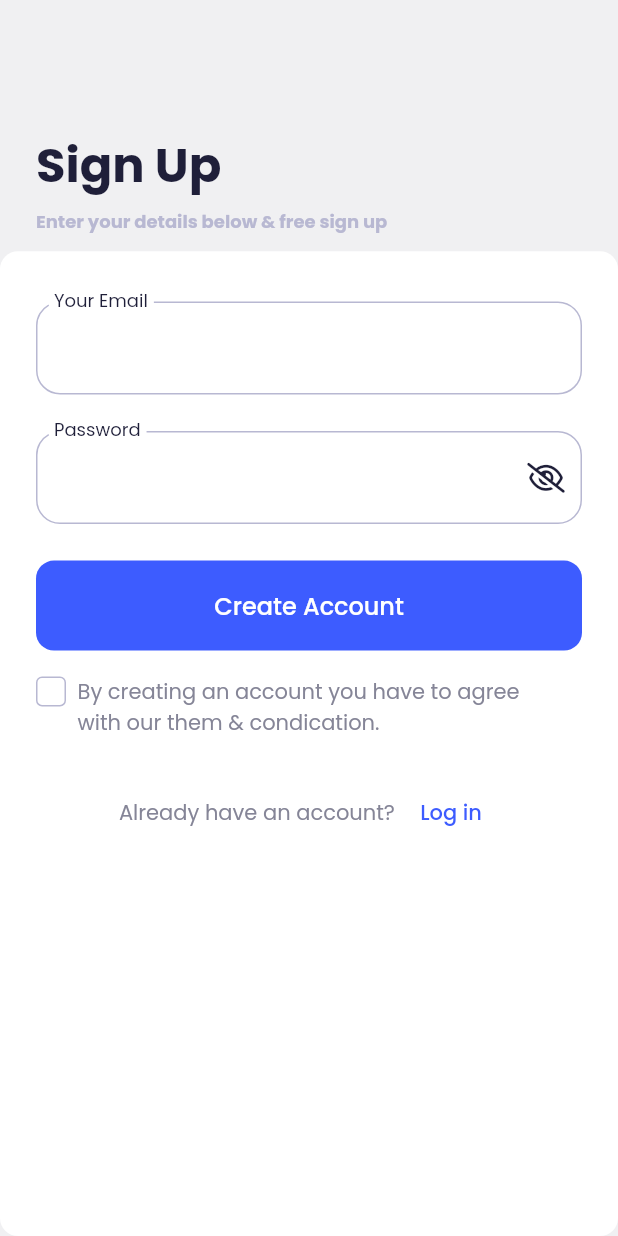
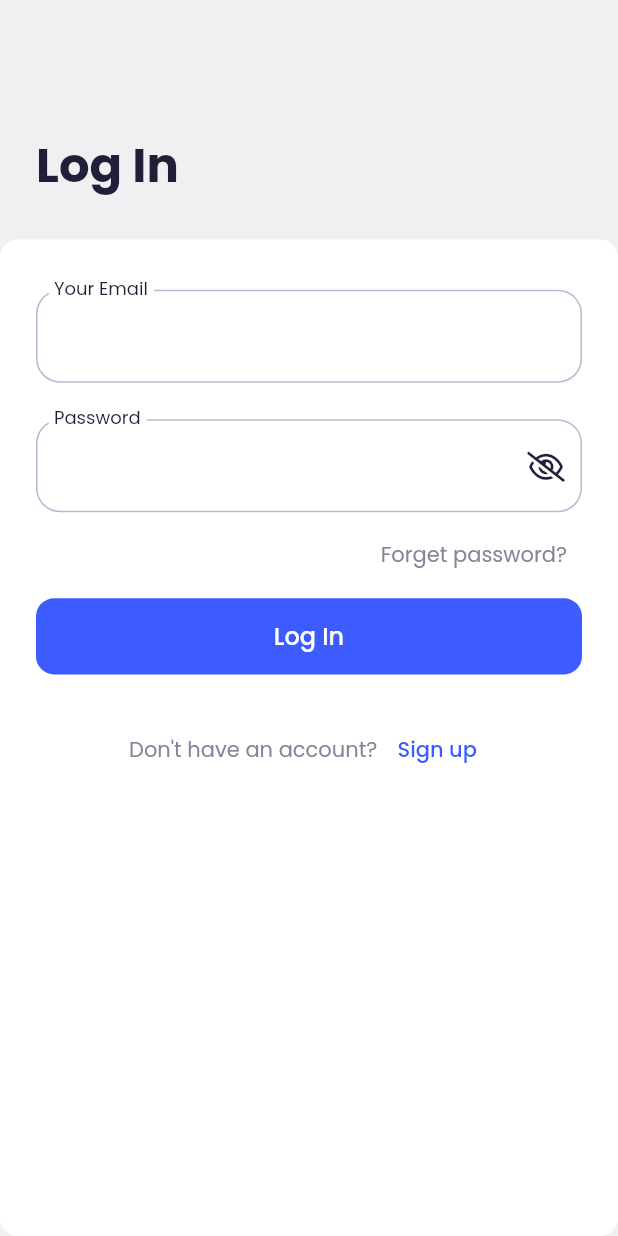
Before and after one commit to HoussemBousmaha/Online-Learning-App, a Flutter app: the SignUpScreen screen opened by its route, after a tap on "Log in", on a phone screen of 412 x 824 dp. Run offline on Flutter 3.47's test engine with Material 2 defaults, Android fonts, the phone set to English and light mode, and no system bars; our stand-ins replace flutter_hooks, flutter_svg, font_awesome_flutter, hooks_riverpod, smooth_page_indicator.

Commit message:
step-13: Finishing Login Screen

```diff
--- a/lib/online_learning_app.dart
+++ b/lib/online_learning_app.dart
@@ -1,5 +1,6 @@
 import 'package:flutter/material.dart';
 import 'package:online_learning_app/constants.dart';
+import 'package:online_learning_app/screens/login_screen/login_screen.dart';
 
 import 'package:online_learning_app/screens/on_boarding_screen/on_boarding_screen.dart';
 import 'package:online_learning_app/screens/sign_up_screen/sign_up_screen.dart';
@@ -31,6 +32,7 @@ class OnlineLearningApp extends StatelessWidget {
       routes: {
         OnboardingScreensPageView.routeName: (context) => const OnboardingScreensPageView(),
         SignUpScreen.routeName: (context) => const SignUpScreen(),
+        LoginScreen.routeName: (context) => const LoginScreen(),
       },
     );
   }
--- /dev/null
+++ b/lib/screens/login_screen/login_screen.dart
@@ -0,0 +1,136 @@
+import 'package:flutter/material.dart';
+import 'package:font_awesome_flutter/font_awesome_flutter.dart';
+import 'package:online_learning_app/buttons/primary_button.dart';
+import 'package:online_learning_app/constants.dart';
+import 'package:online_learning_app/responsive.dart';
+import 'package:online_learning_app/screens/sign_up_screen/sign_up_screen.dart';
+
+class LoginScreen extends StatelessWidget {
+  const LoginScreen({Key? key}) : super(key: key);
+
+  static const routeName = '/login-screen/';
+
+  @override
+  Widget build(BuildContext context) {
+    return Scaffold(
+      backgroundColor: backgroundColor,
+      body: SizedBox(
+        child: Column(
+          children: [
+            buildLoginHeader(),
+            Expanded(
+              child: Container(
+                padding: const EdgeInsets.symmetric(horizontal: 24),
+                decoration: BoxDecoration(
+                  color: Colors.white,
+                  borderRadius: BorderRadius.circular(12),
+                ),
+                child: SizedBox(
+                  width: double.infinity,
+                  child: Column(
+                    children: [
+                      SizeConfig.verticalHeight(33),
+                      const TextField(decoration: InputDecoration(labelText: 'Your Email')),
+                      SizeConfig.verticalHeight(24),
+                      const TextField(
+                        obscureText: true,
+                        decoration: InputDecoration(
+                          labelText: 'Password',
+                          suffixIcon: Icon(FontAwesomeIcons.eyeSlash, size: 20),
+                        ),
+                      ),
+                      SizeConfig.verticalHeight(13),
+                      Align(
+                        alignment: Alignment.centerRight,
+                        child: GestureDetector(
+                          onTap: () {},
+                          child: Container(
+                            padding: const EdgeInsets.symmetric(horizontal: 10, vertical: 5),
+                            child: const Text(
+                              'Forget password?',
+                              style: TextStyle(
+                                color: sublitleTextColor,
+                                fontWeight: FontWeight.w400,
+                                fontSize: 14,
+                              ),
+                            ),
+                          ),
+                        ),
+                      ),
+                      SizeConfig.verticalHeight(13),
+                      PrimaryButton(
+                        onPressed: () {},
+                        backgroundColor: primaryColor,
+                        height: SizeConfig.height(50),
+                        child: const Text(
+                          'Log In',
+                          style: TextStyle(
+                            color: Colors.white,
+                            fontWeight: FontWeight.w500,
+                            fontSize: 16,
+                          ),
+                        ),
+                      ),
+                      SizeConfig.verticalHeight(26),
+                      buildDontHaveAccountHeader(context),
+                    ],
+                  ),
+                ),
+              ),
+            ),
+          ],
+        ),
+      ),
+    );
+  }
+
+  Row buildDontHaveAccountHeader(BuildContext context) {
+    return Row(
+      mainAxisSize: MainAxisSize.min,
+      children: [
+        const Text(
+          'Don\'t have an account?',
+          style: TextStyle(color: sublitleTextColor),
+        ),
+        SizeConfig.horizontalWidth(5),
+        TextButton(
+          onPressed: () {
+            Navigator.pushReplacementNamed(
+              context,
+              SignUpScreen.routeName,
+            );
+          },
+          style: TextButton.styleFrom(
+            backgroundColor: Colors.transparent,
+            primary: primaryColor,
+          ), //ripple color
+          child: const Text(
+            'Sign up',
+            style: TextStyle(color: primaryColor),
+          ),
+        )
+      ],
+    );
+  }
+
+  Column buildLoginHeader() {
+    return Column(
+      children: [
+        SizeConfig.verticalHeight(85),
+        Container(
+          alignment: Alignment.centerLeft,
+          padding: const EdgeInsets.only(left: 24),
+          child: const Text(
+            'Log In',
+            style: TextStyle(
+              color: titleTextColor,
+              fontWeight: FontWeight.w700,
+              fontSize: 32,
+            ),
+          ),
+        ),
+        SizeConfig.verticalHeight(25),
+      ],
+    );
+  }
+}
--- a/lib/screens/on_boarding_screen/on_boarding_screen.dart
+++ b/lib/screens/on_boarding_screen/on_boarding_screen.dart
@@ -5,6 +5,7 @@ import 'package:online_learning_app/buttons/primary_button.dart';
 import 'package:online_learning_app/constants.dart';
 import 'package:online_learning_app/general_providers.dart';
 import 'package:online_learning_app/responsive.dart';
+import 'package:online_learning_app/screens/login_screen/login_screen.dart';
 import 'package:online_learning_app/screens/on_boarding_screen/buttons/skip_button.dart';
 import 'package:online_learning_app/screens/on_boarding_screen/widgets/worm_page_indicator.dart';
 import 'package:online_learning_app/screens/sign_up_screen/sign_up_screen.dart';
@@ -183,7 +184,12 @@ class OnboardingScreen3 extends StatelessWidget {
                   ),
                   SizeConfig.horizontalWidth(10),
                   PrimaryButton(
-                    onPressed: () {},
+                    onPressed: () {
+                      Navigator.pushReplacementNamed(
+                        context,
+                        LoginScreen.routeName,
+                      );
+                    },
                     height: SizeConfig.height(50),
                     width: SizeConfig.width(160),
                     backgroundColor: Colors.white,
--- a/lib/screens/sign_up_screen/sign_up_screen.dart
+++ b/lib/screens/sign_up_screen/sign_up_screen.dart
@@ -4,6 +4,7 @@ import 'package:font_awesome_flutter/font_awesome_flutter.dart';
 import 'package:online_learning_app/buttons/primary_button.dart';
 import 'package:online_learning_app/constants.dart';
 import 'package:online_learning_app/responsive.dart';
+import 'package:online_learning_app/screens/login_screen/login_screen.dart';
 
 class SignUpScreen extends HookWidget {
   const SignUpScreen({Key? key}) : super(key: key);
@@ -79,7 +80,21 @@ class SignUpScreen extends HookWidget {
                           ],
                         ),
                         SizeConfig.verticalHeight(25),
-                        Row(
+                        buildAlreadyHaveAccountHeader(context),
+                      ],
+                    ),
+                  ),
+                ),
+              ),
+            ),
+          ],
+        ),
+      ),
+    );
+  }
+
+  Row buildAlreadyHaveAccountHeader(BuildContext context) {
+    return Row(
       mainAxisSize: MainAxisSize.min,
       children: [
         const Text(
@@ -88,7 +103,12 @@ class SignUpScreen extends HookWidget {
         ),
         SizeConfig.horizontalWidth(5),
         TextButton(
-                              onPressed: () {},
+          onPressed: () {
+            Navigator.pushReplacementNamed(
+              context,
+              LoginScreen.routeName,
+            );
+          },
           style: TextButton.styleFrom(
             backgroundColor: Colors.transparent,
             primary: primaryColor,
@@ -99,16 +119,6 @@ class SignUpScreen extends HookWidget {
           ),
         )
       ],
-                        )
-                      ],
-                    ),
-                  ),
-                ),
-              ),
-            ),
-          ],
-        ),
-      ),
     );
   }
 
```
Lines whose indentation alone changed are shown as unchanged.
